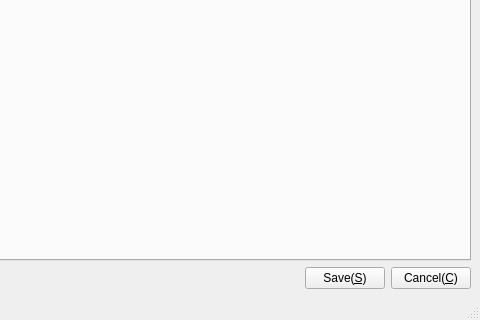
Above: App/ServiceConfigure/MainWindow.ui from KangLin/RabbitRemoteControl before the change; both pictures show x 320 to 800 and y 280 to 600 of the 800 by 600 pixel window. Below: the same form after it.
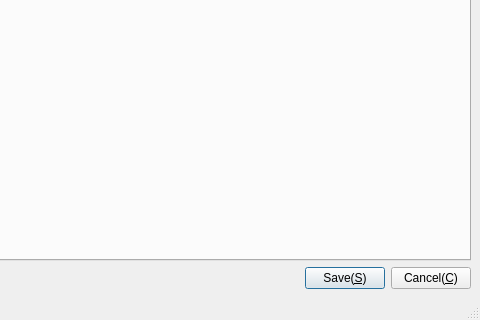
That is the form after the change. Icons and pictures are not drawn.

```diff
--- a/App/ServiceConfigure/MainWindow.ui
+++ b/App/ServiceConfigure/MainWindow.ui
@@ -55,6 +55,9 @@
         <property name="text">
          <string>Save(&amp;S)</string>
         </property>
+        <property name="default">
+         <bool>true</bool>
+        </property>
        </widget>
       </item>
       <item>
```
